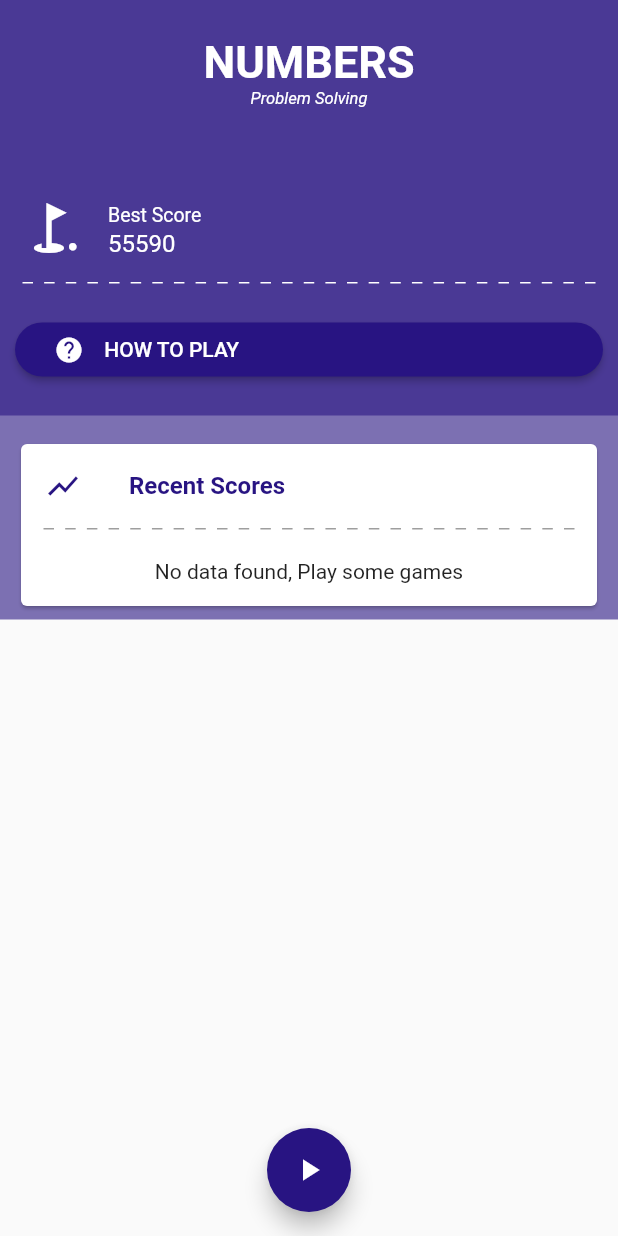
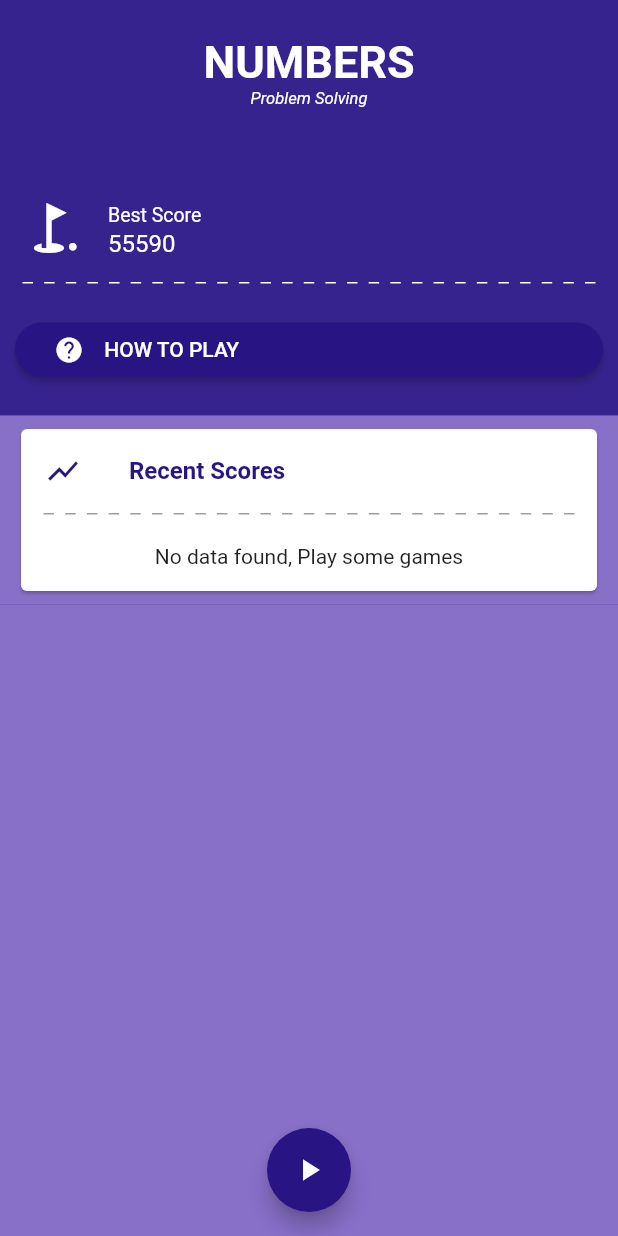
Before and after one commit to thamaraiselvam/Numbers-Flutter-Game, a Flutter app: the screen it shows after launch, on a phone screen of 412 x 824 dp. Run offline on Flutter 3.47's test engine with Material 2 defaults, Android fonts, the phone set to English and light mode, and no system bars; our stand-ins replace shared_preferences, timeago.

Commit message:
Code refactor Best Score added

```diff
--- a/lib/component/ScoreCard.dart
+++ b/lib/component/ScoreCard.dart
@@ -1,5 +1,5 @@
 import 'package:flutter/material.dart';
-import 'package:numbers/provider/ScoreStore.dart';
+import 'package:numbers/store/RecentScoreStore.dart';
 import 'package:numbers/utils/constants.dart';
 import 'package:numbers/widgets/dashedLine.dart';
 import 'package:numbers/widgets/recentScore.dart';
@@ -22,7 +22,7 @@ class _ScoreBoardState extends State<ScoreBoard> {
   }
 
   void _getRecentScore() {
-    ScoreStore().getRecentScore().then((score) {
+    RecentScoreStore().getRecentScore().then((score) {
       setState(() {
         this.recentScore = score;
       });
@@ -32,6 +32,7 @@ class _ScoreBoardState extends State<ScoreBoard> {
   @override
   Widget build(BuildContext context) {
     return Container(
+      color: secondaryBGColor,
       padding: const EdgeInsets.only(top: 5, left: 10, right: 10, bottom: 5),
       child: Column(
         children: <Widget>[
--- a/lib/provider/BlockDataStream.dart
+++ b/lib/provider/BlockDataStream.dart
@@ -7,5 +7,9 @@ class BlockDataStream {
 
   final _controller = StreamController<Map<String, int>>();
 
+  void dispose(){
+    _controller.close();
+  }
+
   Stream<Map<String, int>> get stream => _controller.stream;
 }
--- a/lib/screens/HomeScreen/HomeScreen.dart
+++ b/lib/screens/HomeScreen/HomeScreen.dart
@@ -14,6 +14,7 @@ class HomeScreen extends StatelessWidget {
   Widget build(BuildContext context) {
     return SafeArea(
       child: Scaffold(
+        backgroundColor: secondaryBGColor,
         body: SingleChildScrollView(
           child: Container(
             color: primaryColorLowOpacity,
@@ -42,11 +43,10 @@ class HomeScreen extends StatelessWidget {
                     ],
                   ),
                 ),
-                SizedBox(
-                  height: 10,
-                ),
+                // SizedBox(
+                //   height: 10,
+                // ),
                 ScoreBoard('Recent Scores'),
-                // ScoreBoard('recent_score '),
               ],
             ),
           ),
--- a/lib/provider/ScoreStore.dart
+++ b/lib/store/RecentScoreStore.dart
@@ -2,7 +2,7 @@ import 'dart:convert';
 import 'package:numbers/service/RecentScoreService.dart';
 import 'package:shared_preferences/shared_preferences.dart';
 
-class ScoreStore {
+class RecentScoreStore {
   SharedPreferences prefs;
 
   final String scoreKey = 'recentScore';
--- a/lib/utils/constants.dart
+++ b/lib/utils/constants.dart
@@ -3,5 +3,6 @@ import 'package:flutter/material.dart';
 const Color primaryColor = Color.fromRGBO(40, 20, 130, 1);
 const Color primaryColorLowOpacity = Color.fromRGBO(40, 20, 130, 0.6);
 const Color secondaryColor = Color.fromRGBO(206, 127, 216, 1);
+const Color secondaryBGColor = Color.fromRGBO(136, 112, 201, 1);
 const Color greyFontColor = Color.fromRGBO(117, 112, 112, 1);
 const Color blackLowOpacity = Color.fromRGBO(17, 38, 33, 0.5);
```
Also changed, not shown: lib/screens/GameScreen/GameScreen.dart (+8 -2 lines), lib/store/BestScore.dart (added, +24 -0 lines).
